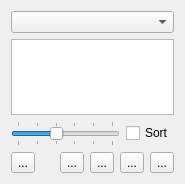
This is src/frontends/qt4/ui/TocUi.ui in cburschka/lyx as Qt 5 draws it before an edit. The edited form follows.
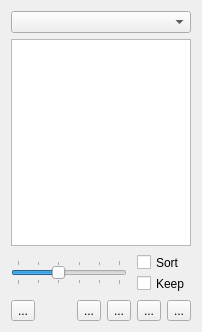
This is the edited form. Icons and pictures are not drawn.

Commit message:
Add persistent view switch to the outliner.
http://www.mail-archive.com/lyx-devel@lists.lyx.org/msg144343.html

```diff
--- a/src/frontends/qt4/ui/TocUi.ui
+++ b/src/frontends/qt4/ui/TocUi.ui
@@ -8,15 +8,15 @@
    <rect>
     <x>0</x>
     <y>0</y>
-    <width>185</width>
-    <height>184</height>
+    <width>202</width>
+    <height>332</height>
    </rect>
   </property>
   <property name="windowTitle" >
    <string/>
   </property>
   <layout class="QGridLayout" name="gridLayout" >
-   <item row="0" column="0" colspan="4" >
+   <item row="0" column="0" colspan="2" >
     <widget class="QComboBox" name="typeCO" >
      <property name="sizePolicy" >
       <sizepolicy vsizetype="Fixed" hsizetype="Ignored" >
@@ -29,7 +29,7 @@
      </property>
     </widget>
    </item>
-   <item row="1" column="0" colspan="4" >
+   <item row="1" column="0" colspan="2" >
     <widget class="QTreeView" name="tocTV" >
      <property name="sizePolicy" >
       <sizepolicy vsizetype="Expanding" hsizetype="Ignored" >
@@ -39,7 +39,89 @@
      </property>
     </widget>
    </item>
-   <item row="3" column="0" colspan="4" >
+   <item row="2" column="0" >
+    <widget class="QSlider" name="depthSL" >
+     <property name="sizePolicy" >
+      <sizepolicy vsizetype="Fixed" hsizetype="Expanding" >
+       <horstretch>0</horstretch>
+       <verstretch>0</verstretch>
+      </sizepolicy>
+     </property>
+     <property name="toolTip" >
+      <string>Adjust the depth of the navigation tree</string>
+     </property>
+     <property name="maximum" >
+      <number>5</number>
+     </property>
+     <property name="pageStep" >
+      <number>1</number>
+     </property>
+     <property name="value" >
+      <number>2</number>
+     </property>
+     <property name="orientation" >
+      <enum>Qt::Horizontal</enum>
+     </property>
+     <property name="tickPosition" >
+      <enum>QSlider::TicksBothSides</enum>
+     </property>
+    </widget>
+   </item>
+   <item row="2" column="1" >
+    <layout class="QVBoxLayout" name="_2" >
+     <property name="spacing" >
+      <number>0</number>
+     </property>
+     <property name="sizeConstraint" >
+      <enum>QLayout::SetMinimumSize</enum>
+     </property>
+     <property name="leftMargin" >
+      <number>4</number>
+     </property>
+     <item>
+      <widget class="QCheckBox" name="sortCB" >
+       <property name="sizePolicy" >
+        <sizepolicy vsizetype="Fixed" hsizetype="Fixed" >
+         <horstretch>0</horstretch>
+         <verstretch>0</verstretch>
+        </sizepolicy>
+       </property>
+       <property name="minimumSize" >
+        <size>
+         <width>0</width>
+         <height>21</height>
+        </size>
+       </property>
+       <property name="text" >
+        <string>Sort</string>
+       </property>
+      </widget>
+     </item>
+     <item>
+      <widget class="QCheckBox" name="persistentCB" >
+       <property name="sizePolicy" >
+        <sizepolicy vsizetype="Minimum" hsizetype="Fixed" >
+         <horstretch>0</horstretch>
+         <verstretch>0</verstretch>
+        </sizepolicy>
+       </property>
+       <property name="minimumSize" >
+        <size>
+         <width>0</width>
+         <height>21</height>
+        </size>
+       </property>
+       <property name="toolTip" >
+        <string>Try to keep persistent view of the uncollapsed nodes</string>
+       </property>
+       <property name="text" >
+        <string>Keep</string>
+       </property>
+      </widget>
+     </item>
+    </layout>
+   </item>
+   <item row="3" column="0" colspan="2" >
     <layout class="QHBoxLayout" >
      <property name="spacing" >
       <number>6</number>
@@ -162,41 +244,6 @@
      </item>
     </layout>
    </item>
-   <item row="2" column="0" colspan="3" >
-    <widget class="QSlider" name="depthSL" >
-     <property name="sizePolicy" >
-      <sizepolicy vsizetype="Fixed" hsizetype="Ignored" >
-       <horstretch>0</horstretch>
-       <verstretch>0</verstretch>
-      </sizepolicy>
-     </property>
-     <property name="toolTip" >
-      <string>Adjust the depth of the navigation tree</string>
-     </property>
-     <property name="maximum" >
-      <number>5</number>
-     </property>
-     <property name="pageStep" >
-      <number>1</number>
-     </property>
-     <property name="value" >
-      <number>2</number>
-     </property>
-     <property name="orientation" >
-      <enum>Qt::Horizontal</enum>
-     </property>
-     <property name="tickPosition" >
-      <enum>QSlider::TicksBothSides</enum>
-     </property>
-    </widget>
-   </item>
-   <item row="2" column="3" >
-    <widget class="QCheckBox" name="sortCB" >
-     <property name="text" >
-      <string>Sort</string>
-     </property>
-    </widget>
-   </item>
   </layout>
  </widget>
  <tabstops>
```
The commit also changes 2 other files.
